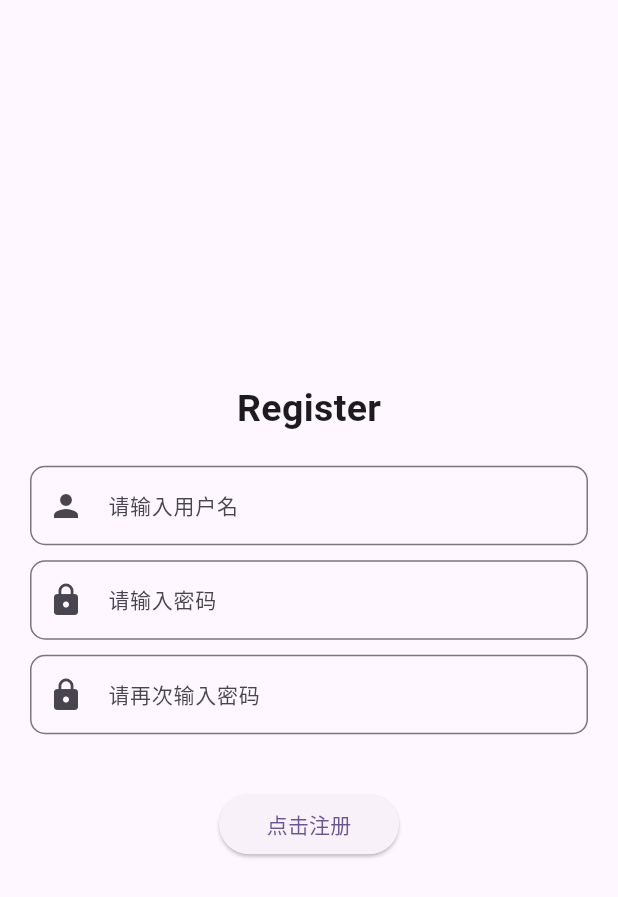
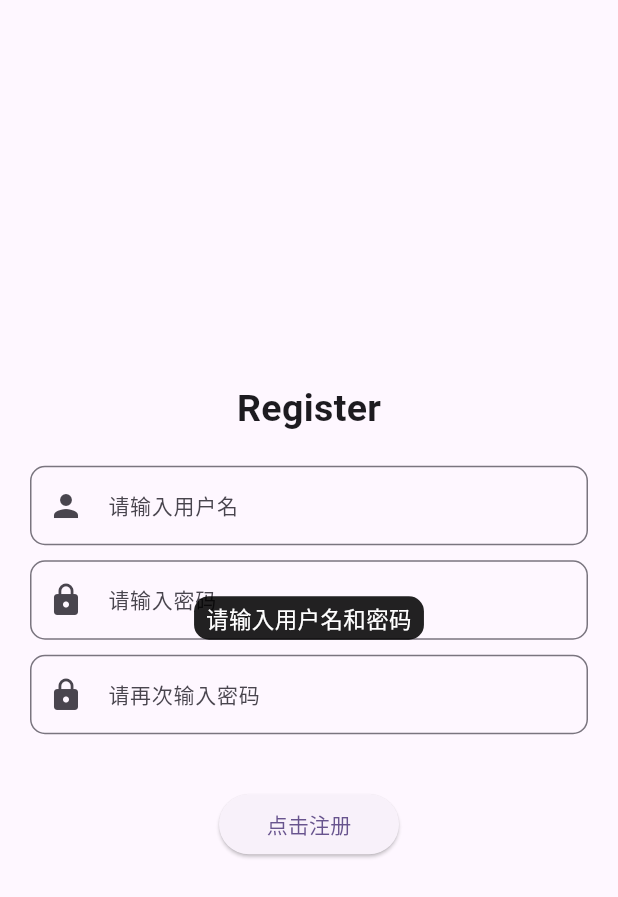
Before and after one commit to germcell/flutter_demo, a Flutter app: the RegisterPage screen opened by its route, after a tap on "点击注册", on a phone screen of 412 x 824 dp. Shown: the top 897 px of the screen. Run offline on Flutter 3.47's test engine with Material 3 defaults, Android fonts, the light colour scheme and no system bars; drawn by our look-alikes of oktoast; our stand-ins replace dio, flutter_screenutil, flutter_swiper_view, pull_to_refresh; network calls fail.

Commit message:
feat: 接口返回泛型封装&调试注册接口

```diff
--- /dev/null
+++ b/lib/pages/auth/auth_vm.dart
@@ -0,0 +1,43 @@
+import 'dart:convert';
+import 'package:flutter_workspace/repository/datas/user_data.dart';
+import 'package:oktoast/oktoast.dart';
+
+import 'package:flutter/cupertino.dart';
+import 'package:flutter_workspace/repository/api.dart';
+import 'package:flutter_workspace/repository/datas/api_response.dart';
+
+class AuthViewModel with ChangeNotifier {
+  AuthInfo authInfo = AuthInfo();
+
+  Future register() async {
+    if (authInfo.username == null || authInfo.username!.isEmpty
+        || authInfo.password == null || authInfo.password!.isEmpty
+        || authInfo.rePassword == null || authInfo.rePassword!.isEmpty) {
+      showToast("请输入用户名和密码");
+      return;
+    }
+    if (authInfo.password != authInfo.rePassword) {
+      showToast("两次输入的密码不一致");
+      return;
+    }
+    if (authInfo.password!.length < 6 || authInfo.password!.length > 16) {
+      showToast("密码长度需为6-16位");
+      return;
+    }
+    var res = await Api.instance.register(authInfo.username!, authInfo.password!, authInfo.rePassword!);
+    /// 通过ApiResponse.fromJson方法将返回的数据转换为ApiResponse对象，data通过泛型指定为UserData类型
+    var data = ApiResponse<UserData>.fromJson(res.data, (json) => UserData.fromJson(json));
+    if (data.errorCode == 0) {
+      showToast("注册成功");
+    } else {
+      showToast(data.errorMsg!);
+    }
+  }
+
+}
+
+class AuthInfo {
+  String? username;
+  String? password;
+  String? rePassword;
+}
--- a/lib/pages/auth/register_page.dart
+++ b/lib/pages/auth/register_page.dart
@@ -1,5 +1,7 @@
 import 'package:flutter/cupertino.dart';
 import 'package:flutter/material.dart';
+import 'package:provider/provider.dart';
+import 'package:flutter_workspace/pages/auth/auth_vm.dart';
 
 class RegisterPage extends StatefulWidget {
   const RegisterPage({super.key});
@@ -12,6 +14,7 @@ class RegisterPage extends StatefulWidget {
 
 class _RegisterPageState extends State<RegisterPage> {
   TextEditingController? controller;
+  AuthViewModel authViewModel = AuthViewModel();
 
   @override
   void initState() {
@@ -22,29 +25,36 @@ class _RegisterPageState extends State<RegisterPage> {
 
   @override
   Widget build(BuildContext context) {
-    return Scaffold(
+    return ChangeNotifierProvider<AuthViewModel>(
+      create: (context) {
+        return authViewModel;
+      },
+      child: Scaffold(
           body: Container(
             margin: EdgeInsets.only(left: 20, right: 20),
-        child: Column(
+            child: Consumer<AuthViewModel>(builder: (context, vm, child) {
+              return Column(
                 mainAxisAlignment: MainAxisAlignment.center,
                 children: [
                   _header(),
-            _commonInput("请输入用户名", Icon(Icons.person)),
+                  _commonInput("请输入用户名", Icon(Icons.person), onChanged: (value) {
+                    vm.authInfo.username = value;
+                  }),
                   SizedBox(height: 10),
-            _commonInput("请输入密码", Icon(Icons.lock), obscureTextFlag: true),
+                  _commonInput("请输入密码", Icon(Icons.lock), obscureTextFlag: true, onChanged: (value) {
+                    vm.authInfo.password = value;
+                  }),
                   SizedBox(height: 10),
-            _commonInput("请再次输入密码", Icon(Icons.lock), obscureTextFlag: true),
+                  _commonInput("请再次输入密码", Icon(Icons.lock), obscureTextFlag: true, onChanged: (value) {
+                    vm.authInfo.rePassword = value;
+                  }),
                   SizedBox(height: 20),
                   _cmdButton(),
-            // TextField(
-            //   decoration: InputDecoration(
-            //     hintText: "输入密码",
-            //     prefixIcon: Icon(Icons.lock)
-            //   ),
-            // ),
                 ],
+              );
+            })
+          )
       ),
-      )
     );
   }
 
@@ -57,7 +67,9 @@ class _RegisterPageState extends State<RegisterPage> {
           height: 40,
           margin: EdgeInsets.only(top: 20),
           child: ElevatedButton(
-            onPressed: () {},
+            onPressed: () {
+              authViewModel.register();
+            },
             child: Text("点击注册"),
           )
         )
--- a/lib/pages/mine/mine_page.dart
+++ b/lib/pages/mine/mine_page.dart
@@ -75,7 +75,7 @@ class _MinePageState extends State<MinePage> {
             },
             child: Padding(
               padding: EdgeInsets.only(top: 10),
-              child: Text("用户名", style: TextStyle(color: Colors.white, fontSize: 15)),
+              child: Text("未登录", style: TextStyle(color: Colors.white, fontSize: 15)),
             )
           )
         ],
--- /dev/null
+++ b/lib/repository/datas/api_response.dart
@@ -0,0 +1,28 @@
+/// 通用的网络请求返回数据格式
+class ApiResponse<T> {
+  T? data;
+  int errorCode;
+  String errorMsg;
+
+  ApiResponse({
+    this.data,
+    required this.errorCode,
+    required this.errorMsg,
+  });
+
+  factory ApiResponse.fromJson(Map<String, dynamic> json, T Function(dynamic json)? fromJsonT) {
+    return ApiResponse<T>(
+      data: fromJsonT != null && json['data'] != null ? fromJsonT(json['data']) : null,
+      errorCode: json['errorCode'],
+      errorMsg: json['errorMsg'],
+    );
+  }
+
+  Map<String, dynamic> toJson(Object? Function(T value) toJsonT) {
+    return {
+      'data': data != null ? toJsonT(data!) : null,
+      'errorCode': errorCode,
+      'errorMsg': errorMsg,
+    };
+  }
+}
--- /dev/null
+++ b/lib/repository/datas/user_data.dart
@@ -0,0 +1,126 @@
+/// admin : false
+/// chapterTops : []
+/// coinCount : 0
+/// collectIds : []
+/// email : ""
+/// icon : ""
+/// id : 165998
+/// nickname : "germ001"
+/// password : ""
+/// publicName : "germ001"
+/// token : ""
+/// type : 0
+/// username : "germ001"
+
+class UserData {
+  bool? admin;
+  List<dynamic>? chapterTops;
+  num? coinCount;
+  List<dynamic>? collectIds;
+  String? email;
+  String? icon;
+  num? id;
+  String? nickname;
+  String? password;
+  String? publicName;
+  String? token;
+  num? type;
+  String? username;
+
+  UserData({
+    this.admin,
+    this.chapterTops,
+    this.coinCount,
+    this.collectIds,
+    this.email,
+    this.icon,
+    this.id,
+    this.nickname,
+    this.password,
+    this.publicName,
+    this.token,
+    this.type,
+    this.username,
+  });
+
+  factory UserData.fromJson(Map<String, dynamic> json) {
+    return UserData(
+      admin: json['admin'],
+      chapterTops: json['chapterTops'] != null
+          ? List<dynamic>.from(json['chapterTops'].map((x) => x))
+          : null,
+      coinCount: json['coinCount'],
+      collectIds: json['collectIds'] != null
+          ? List<dynamic>.from(json['collectIds'].map((x) => x))
+          : null,
+      email: json['email'],
+      icon: json['icon'],
+      id: json['id'],
+      nickname: json['nickname'],
+      password: json['password'],
+      publicName: json['publicName'],
+      token: json['token'],
+      type: json['type'],
+      username: json['username'],
+    );
+  }
+
+  Map<String, dynamic> toJson() {
+    final Map<String, dynamic> data = <String, dynamic>{};
+    data['admin'] = admin;
+    if (chapterTops != null) {
+      data['chapterTops'] = chapterTops!.map((v) => v).toList();
+    }
+    data['coinCount'] = coinCount;
+    if (collectIds != null) {
+      data['collectIds'] = collectIds!.map((v) => v).toList();
+    }
+    data['email'] = email;
+    data['icon'] = icon;
+    data['id'] = id;
+    data['nickname'] = nickname;
+    data['password'] = password;
+    data['publicName'] = publicName;
+    data['token'] = token;
+    data['type'] = type;
+    data['username'] = username;
+    return data;
+  }
+
+  UserData copyWith({
+    bool? admin,
+    List<dynamic>? chapterTops,
+    num? coinCount,
+    List<dynamic>? collectIds,
+    String? email,
+    String? icon,
+    num? id,
+    String? nickname,
+    String? password,
+    String? publicName,
+    String? token,
+    num? type,
+    String? username,
+  }) {
+    return UserData(
+      admin: admin ?? this.admin,
+      chapterTops: chapterTops ?? this.chapterTops,
+      coinCount: coinCount ?? this.coinCount,
+      collectIds: collectIds ?? this.collectIds,
+      email: email ?? this.email,
+      icon: icon ?? this.icon,
+      id: id ?? this.id,
+      nickname: nickname ?? this.nickname,
+      password: password ?? this.password,
+      publicName: publicName ?? this.publicName,
+      token: token ?? this.token,
+      type: type ?? this.type,
+      username: username ?? this.username,
+    );
+  }
+
+  @override
+  String toString() {
+    return 'UserData{admin: $admin, chapterTops: $chapterTops, coinCount: $coinCount, collectIds: $collectIds, email: $email, icon: $icon, id: $id, nickname: $nickname, password: $password, publicName: $publicName, token: $token, type: $type, username: $username}';
+  }
+}
```
Also changed, not shown: lib/http/dio_instance.dart (+23 -0 lines), lib/repository/api.dart (+15 -0 lines). Lines whose indentation alone changed are shown as unchanged.
